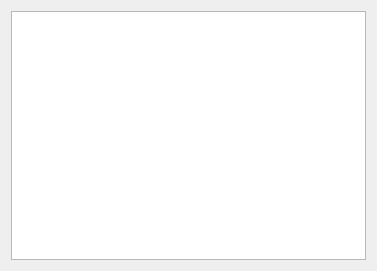
The window that paint_test/info.ui (SuperSolik/study-cpp-projects) describes before a commit, drawn with Qt 5.
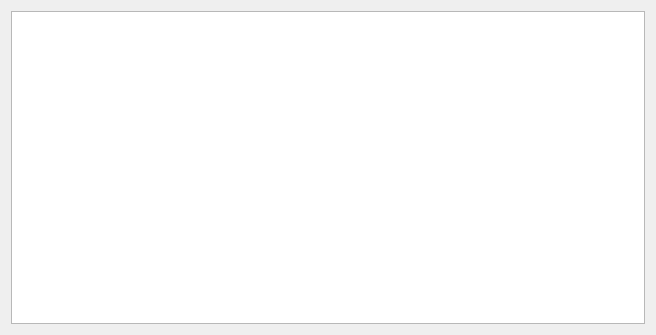
The same window after the commit. Icons and pictures are not drawn.

The edit to the form file:
```diff
--- a/paint_test/info.ui
+++ b/paint_test/info.ui
@@ -6,8 +6,8 @@
    <rect>
     <x>0</x>
     <y>0</y>
-    <width>377</width>
-    <height>271</height>
+    <width>656</width>
+    <height>335</height>
    </rect>
   </property>
   <property name="windowTitle">
```
